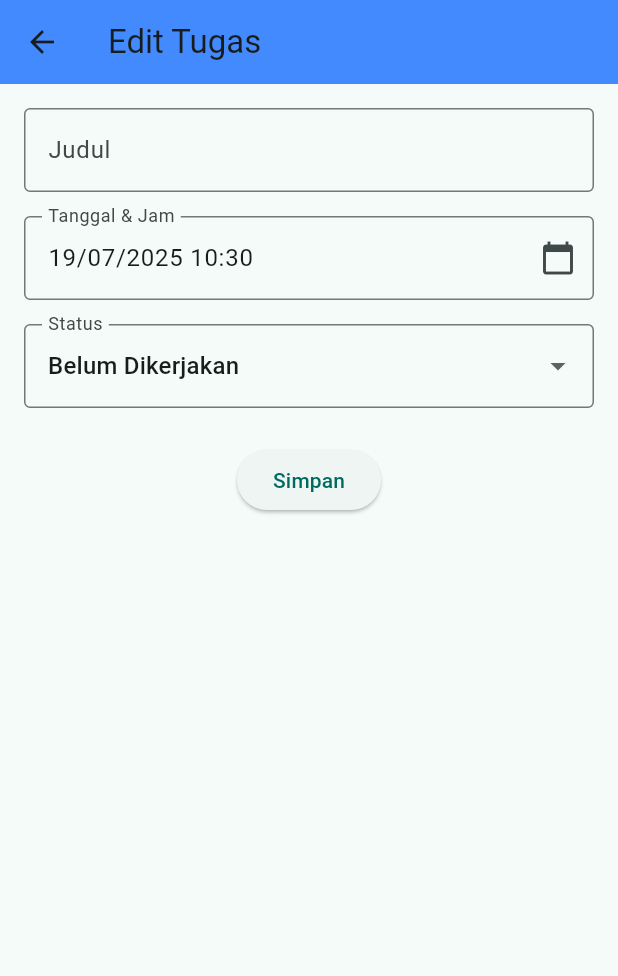
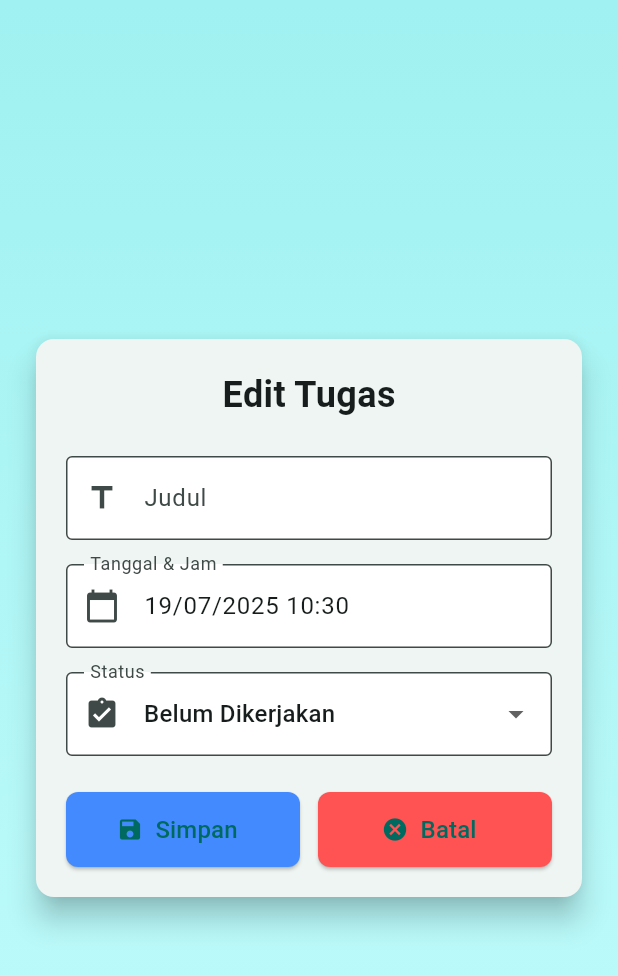
Before and after one commit to sintiya18/to_do_list, a Flutter app: the EditTugasScreen screen opened directly with empty values, on a phone screen of 412 x 824 dp. Shown: the top 976 px of the screen. Run offline on Flutter 3.47's test engine with Material 3 defaults, Android fonts, the phone set to English and light mode, and no system bars; our stand-ins replace another_flushbar, flutter_local_notifications, supabase_flutter, timezone; accounts and stored records are empty.

Commit message:
edit tampilan

```diff
--- a/lib/edit_tugas.dart
+++ b/lib/edit_tugas.dart
@@ -117,7 +117,7 @@ class _EditTugasScreenState extends State<EditTugasScreen> {
       Navigator.pop(context, true);
     } catch (e) {
       _showFlushbar(
-        '❌ Gagal update tugas: $e',
+        'Gagal update tugas: $e',
         Colors.red.shade400,
         Icons.error,
       );
@@ -137,34 +137,60 @@ class _EditTugasScreenState extends State<EditTugasScreen> {
   @override
   Widget build(BuildContext context) {
     return Scaffold(
-      appBar: AppBar(
-        title: const Text('Edit Tugas'),
-        backgroundColor: Colors.blueAccent,
+      body: Container(
+        decoration: const BoxDecoration(
+          gradient: LinearGradient(
+            colors: [Color(0xFFa0f1f1), Color(0xFFc2fcfc)],
+            begin: Alignment.topCenter,
+            end: Alignment.bottomCenter,
           ),
-      body: SafeArea(
+        ),
+        padding: const EdgeInsets.all(16),
+        child: Center(
           child: SingleChildScrollView(
-          padding: const EdgeInsets.all(16),
+            child: Card(
+              elevation: 8,
+              shape: RoundedRectangleBorder(
+                borderRadius: BorderRadius.circular(12),
+              ),
+              margin: const EdgeInsets.all(8),
+              child: Padding(
+                padding: const EdgeInsets.all(20),
                 child: Column(
                   children: [
+                    const Text(
+                      'Edit Tugas',
+                      style: TextStyle(
+                          fontSize: 24, fontWeight: FontWeight.bold),
+                    ),
+                    const SizedBox(height: 24),
+
                     TextField(
                       controller: judulController,
                       decoration: const InputDecoration(
+                        prefixIcon: Icon(Icons.title),
                         labelText: 'Judul',
+                        filled: true,
+                        fillColor: Colors.white,
                         border: OutlineInputBorder(),
                       ),
                     ),
                     const SizedBox(height: 16),
+
                     TextField(
                       controller: tanggalController,
                       readOnly: true,
                       onTap: _selectDateTime,
                       decoration: const InputDecoration(
+                        prefixIcon: Icon(Icons.calendar_today),
                         labelText: 'Tanggal & Jam',
+                        filled: true,
+                        fillColor: Colors.white,
                         border: OutlineInputBorder(),
-                  suffixIcon: Icon(Icons.calendar_today),
                       ),
                     ),
                     const SizedBox(height: 16),
+
                     DropdownButtonFormField<String>(
                       value: status,
                       items: const [
@@ -185,16 +211,60 @@ class _EditTugasScreenState extends State<EditTugasScreen> {
                         }
                       },
                       decoration: const InputDecoration(
+                        prefixIcon: Icon(Icons.assignment_turned_in),
                         labelText: 'Status',
+                        filled: true,
+                        fillColor: Colors.white,
                         border: OutlineInputBorder(),
                       ),
                     ),
                     const SizedBox(height: 24),
-              ElevatedButton(
+
+                    Row(
+                      children: [
+                        Expanded(
+                          child: ElevatedButton.icon(
                             onPressed: _saveTask,
-                child: const Text('Simpan'),
+                            icon: const Icon(Icons.save),
+                            label: const Text(
+                              'Simpan',
+                              style: TextStyle(fontSize: 16),
+                            ),
+                            style: ElevatedButton.styleFrom(
+                              backgroundColor: Colors.blueAccent,
+                              shape: RoundedRectangleBorder(
+                                borderRadius: BorderRadius.circular(8),
+                              ),
+                              minimumSize: const Size.fromHeight(50),
+                            ),
+                          ),
+                        ),
+                        const SizedBox(width: 12),
+                        Expanded(
+                          child: ElevatedButton.icon(
+                            onPressed: () {
+                              Navigator.pop(context, false);
+                            },
+                            icon: const Icon(Icons.cancel),
+                            label: const Text(
+                              'Batal',
+                              style: TextStyle(fontSize: 16),
+                            ),
+                            style: ElevatedButton.styleFrom(
+                              backgroundColor: Colors.redAccent,
+                              shape: RoundedRectangleBorder(
+                                borderRadius: BorderRadius.circular(8),
+                              ),
+                              minimumSize: const Size.fromHeight(50),
+                            ),
+                          ),
                         ),
                       ],
+                    ),
+                  ],
+                ),
+              ),
+            ),
           ),
         ),
       ),
```
Lines whose indentation alone changed are shown as unchanged.
